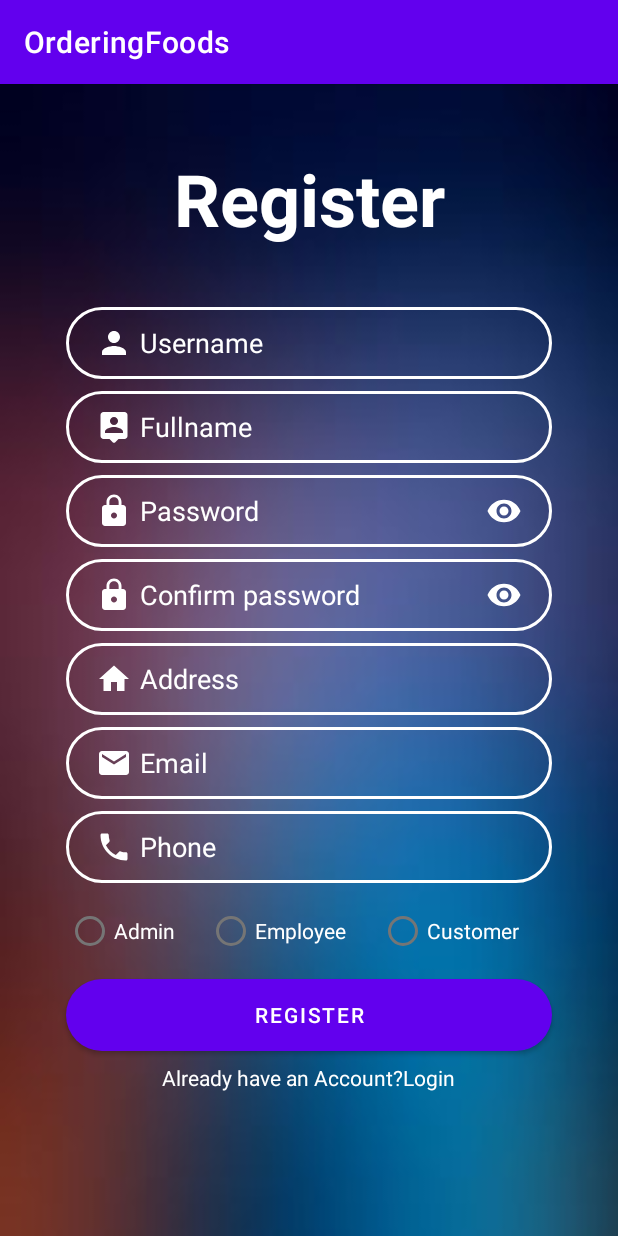
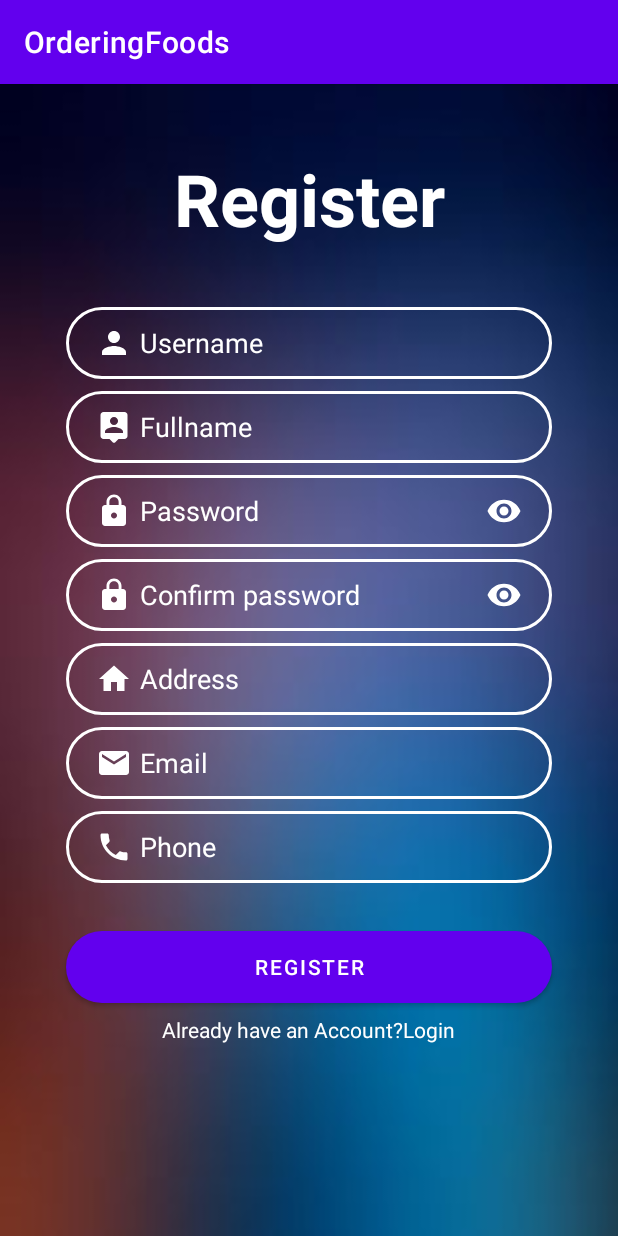
Before and after one commit to nguyentoannn/OrderingFoods, an Android app: the RegisterActivity screen opened directly, with no data from a screen before it, on a phone screen of 412 x 824 dp. Run offline under Robolectric (Android 15) with nearby library versions, the phone set to English and light mode, and no system bars.

Commit message:
fix role

```diff
--- a/app/src/main/res/layout/activity_register.xml
+++ b/app/src/main/res/layout/activity_register.xml
@@ -195,55 +195,17 @@
         app:layout_constraintTop_toBottomOf="@+id/register_Email"
         android:autofillHints="" />
 
-    <LinearLayout
-        android:id="@+id/layout_RadioButton"
-        android:layout_width="0dp"
-        android:layout_height="wrap_content"
-        android:layout_marginStart="24dp"
-        android:layout_marginTop="8dp"
-        android:layout_marginEnd="24dp"
-        android:orientation="horizontal"
-        app:layout_constraintEnd_toEndOf="parent"
-        app:layout_constraintStart_toStartOf="parent"
-        app:layout_constraintTop_toBottomOf="@+id/editTextPhone">
-
-        <RadioButton
-            android:id="@+id/btnAdmin"
-            android:layout_width="wrap_content"
-            android:layout_height="match_parent"
-            android:layout_weight="1"
-            android:text="@string/adm"
-            android:textColor="@color/white"
-            tools:ignore="TextContrastCheck" />
-
-        <RadioButton
-            android:id="@+id/btnEmployee"
-            android:layout_width="wrap_content"
-            android:layout_height="wrap_content"
-            android:layout_weight="1"
-            android:text="@string/employees"
-            android:textColor="@color/white" />
-
-        <RadioButton
-            android:id="@+id/btnCustomer"
-            android:layout_width="wrap_content"
-            android:layout_height="wrap_content"
-            android:layout_weight="1"
-            android:text="@string/cus"
-            android:textColor="@color/white" />
-    </LinearLayout>
-
     <Button
         android:id="@+id/button_Register"
         android:layout_width="0dp"
         android:layout_height="wrap_content"
-        android:layout_marginTop="8dp"
+        android:layout_marginTop="32dp"
         android:background="@drawable/button_bg"
         android:text="@string/signUp"
         android:textColor="@color/white"
-        app:layout_constraintEnd_toEndOf="@+id/layout_RadioButton"
-        app:layout_constraintStart_toStartOf="@+id/layout_RadioButton"
-        app:layout_constraintTop_toBottomOf="@+id/layout_RadioButton"
+        app:layout_constraintEnd_toEndOf="@+id/editTextPhone"
+        app:layout_constraintStart_toStartOf="@+id/editTextPhone"
+        app:layout_constraintTop_toBottomOf="@+id/editTextPhone"
         tools:ignore="DuplicateSpeakableTextCheck" />
 
     <LinearLayout
```
